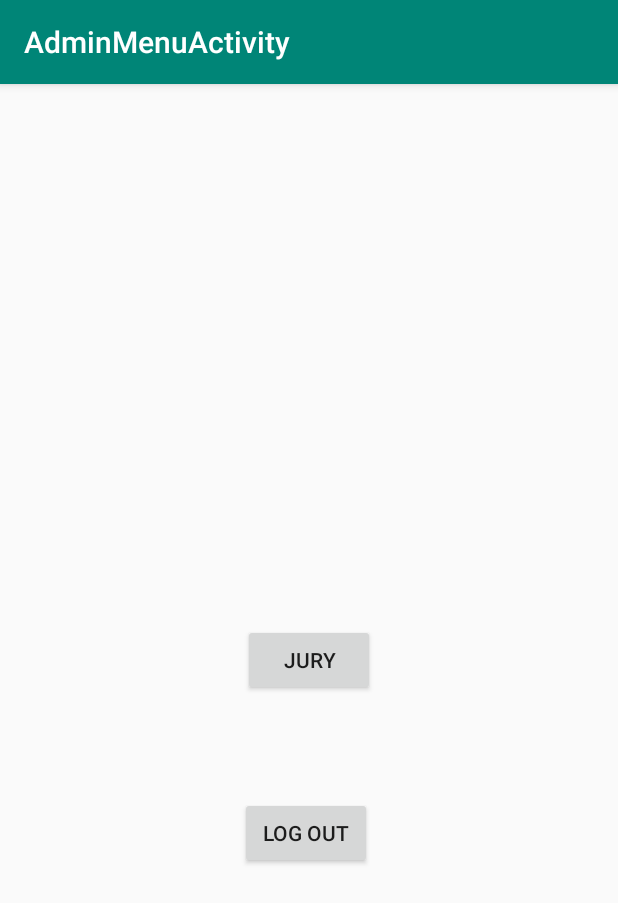
After one commit to irinacovrescu/mps, an Android app: the AdminMenuActivity screen opened directly, with no data from a screen before it, on a phone screen of 412 x 824 dp. The commit adds this screen. Shown: the top 903 px of the screen. Run offline under Robolectric (Android 15) with nearby library versions, the phone set to English and light mode, and no system bars.

Commit message:
Added admin login menu + set number of judges

```diff
--- /dev/null
+++ b/app/src/main/java/com/example/testproject/AdminMenuActivity.java
@@ -0,0 +1,64 @@
+package com.example.testproject;
+
+import android.content.Intent;
+import android.os.Bundle;
+
+import com.google.android.material.floatingactionbutton.FloatingActionButton;
+import com.google.android.material.snackbar.Snackbar;
+
+import androidx.appcompat.app.AppCompatActivity;
+import androidx.appcompat.widget.Toolbar;
+
+import android.view.View;
+import android.widget.Button;
+
+public class AdminMenuActivity extends AppCompatActivity {
+    private Button juryButton, logoutButton;
+
+    @Override
+    protected void onCreate(Bundle savedInstanceState) {
+        super.onCreate(savedInstanceState);
+        setContentView(R.layout.activity_admin_menu);
+        Toolbar toolbar = findViewById(R.id.toolbar);
+        setSupportActionBar(toolbar);
+
+        juryButton = (Button)findViewById(R.id.jurybutton);
+        juryButton.setOnClickListener(new View.OnClickListener() {
+            @Override
+            public void onClick(View v) {
+                Intent myIntent = new Intent(AdminMenuActivity.this,   JuryActivity.class);
+                AdminMenuActivity.this.startActivity(myIntent);
+            }
+        });
+
+        // this doesn't jump back to AuthActivity because it remembers the user!!!
+        logoutButton = (Button)findViewById(R.id.logoutbutton);
+        logoutButton.setOnClickListener(new View.OnClickListener() {
+            @Override
+            public void onClick(View v) {
+                Intent myIntent = new Intent(AdminMenuActivity.this,   AuthActivity.class);
+                AdminMenuActivity.this.startActivity(myIntent);
+            }
+        });
+
+        /*juryButton = (Button)findViewById(R.id.jurybutton);
+        juryButton.setOnClickListener(new View.OnClickListener() {
+            @Override
+            public void onClick(View v) {
+                Intent myIntent = new Intent(AdminMenuActivity.this,   JuryActivity.class);
+                AdminMenuActivity.this.startActivity(myIntent);
+            }
+        });
+
+        juryButton = (Button)findViewById(R.id.jurybutton);
+        juryButton.setOnClickListener(new View.OnClickListener() {
+            @Override
+            public void onClick(View v) {
+                Intent myIntent = new Intent(AdminMenuActivity.this,   JuryActivity.class);
+                AdminMenuActivity.this.startActivity(myIntent);
+            }
+        });*/
+
+    }
+
+}
--- a/app/src/main/java/com/example/testproject/AuthActivity.java
+++ b/app/src/main/java/com/example/testproject/AuthActivity.java
@@ -1,5 +1,6 @@
 package com.example.testproject;
 
+import android.content.Intent;
 import android.os.Bundle;
 import android.text.TextUtils;
 import android.util.Log;
@@ -117,6 +118,8 @@ public class AuthActivity extends AppCompatActivity {
             if (user.getEmail().equals("admin@mps.com")) {
                 //switch activity to admin
                 Toast.makeText(getApplicationContext(), "Welcome Admin!", Toast.LENGTH_SHORT).show();
+                Intent myIntent = new Intent(AuthActivity.this,   AdminMenuActivity.class);
+                AuthActivity.this.startActivity(myIntent);
             } else if (user.getEmail().equals("jury1@mps.com") || user.getEmail().equals("jury1@mps.com")) {
                 //switch activity to jury
                 Toast.makeText(getApplicationContext(), "Welcome Jury!", Toast.LENGTH_SHORT).show();
--- /dev/null
+++ b/app/src/main/res/layout/activity_admin_menu.xml
@@ -0,0 +1,26 @@
+<?xml version="1.0" encoding="utf-8"?>
+<androidx.coordinatorlayout.widget.CoordinatorLayout xmlns:android="http://schemas.android.com/apk/res/android"
+    xmlns:app="http://schemas.android.com/apk/res-auto"
+    xmlns:tools="http://schemas.android.com/tools"
+    android:layout_width="match_parent"
+    android:layout_height="match_parent"
+    tools:context=".AdminMenuActivity">
+
+    <com.google.android.material.appbar.AppBarLayout
+        android:layout_width="match_parent"
+        android:layout_height="wrap_content"
+        android:theme="@style/AppTheme.AppBarOverlay">
+
+        <androidx.appcompat.widget.Toolbar
+            android:id="@+id/toolbar"
+            android:layout_width="match_parent"
+            android:layout_height="?attr/actionBarSize"
+            android:background="?attr/colorPrimary"
+            app:popupTheme="@style/AppTheme.PopupOverlay" />
+
+    </com.google.android.material.appbar.AppBarLayout>
+
+    <include layout="@layout/content_admin_menu" />
+
+
+</androidx.coordinatorlayout.widget.CoordinatorLayout>
--- /dev/null
+++ b/app/src/main/res/layout/content_admin_menu.xml
@@ -0,0 +1,30 @@
+<?xml version="1.0" encoding="utf-8"?>
+<androidx.constraintlayout.widget.ConstraintLayout xmlns:android="http://schemas.android.com/apk/res/android"
+    xmlns:app="http://schemas.android.com/apk/res-auto"
+    xmlns:tools="http://schemas.android.com/tools"
+    android:layout_width="match_parent"
+    android:layout_height="match_parent"
+    app:layout_behavior="@string/appbar_scrolling_view_behavior"
+    tools:context=".AdminMenuActivity"
+    tools:showIn="@layout/activity_admin_menu">
+
+    <Button
+        android:id="@+id/jurybutton"
+        android:layout_width="wrap_content"
+        android:layout_height="wrap_content"
+        android:text="Jury"
+        app:layout_constraintBottom_toBottomOf="parent"
+        app:layout_constraintEnd_toEndOf="parent"
+        app:layout_constraintStart_toStartOf="parent"
+        app:layout_constraintTop_toTopOf="parent" />
+
+    <Button
+        android:id="@+id/logoutbutton"
+        android:layout_width="wrap_content"
+        android:layout_height="wrap_content"
+        android:layout_marginTop="67dp"
+        android:layout_marginEnd="2dp"
+        android:text="Log Out"
+        app:layout_constraintEnd_toEndOf="@+id/jurybutton"
+        app:layout_constraintTop_toBottomOf="@+id/jurybutton" />
+</androidx.constraintlayout.widget.ConstraintLayout>
--- a/app/src/main/res/values/strings.xml
+++ b/app/src/main/res/values/strings.xml
@@ -1,4 +1,6 @@
 <resources>
     <string name="app_name">TestProject</string>
     <string name="action_settings">Settings</string>
+    <string name="title_activity_admin_menu">AdminMenuActivity</string>
+    <string name="title_activity_jury">JuryActivity</string>
 </resources>
```
Also changed, not shown: app/src/main/AndroidManifest.xml (+9 -1 lines), app/src/main/java/com/example/testproject/JuryActivity.java (added, +51 -0 lines), app/src/main/res/layout/activity_jury.xml (added, +25 -0 lines), app/src/main/res/layout/content_jury.xml (added, +31 -0 lines).
